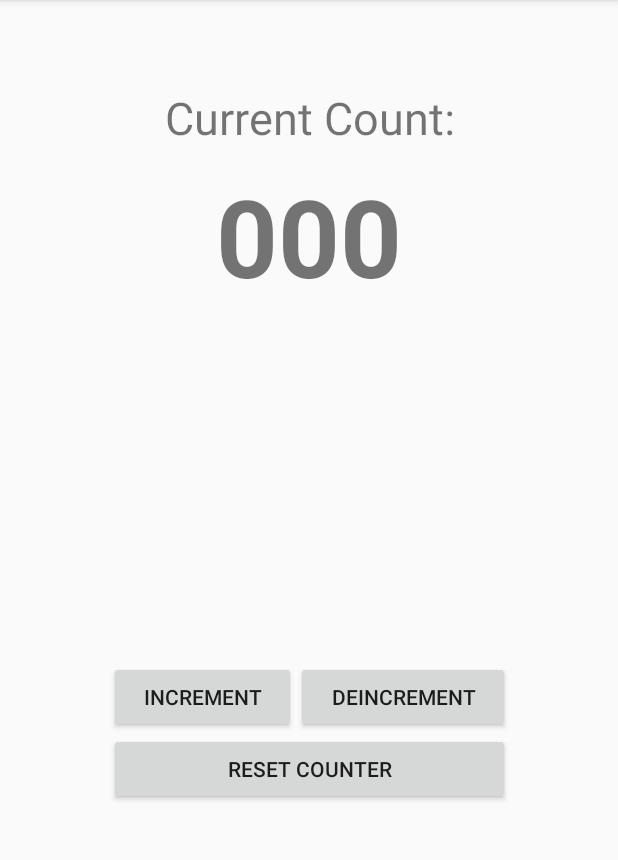
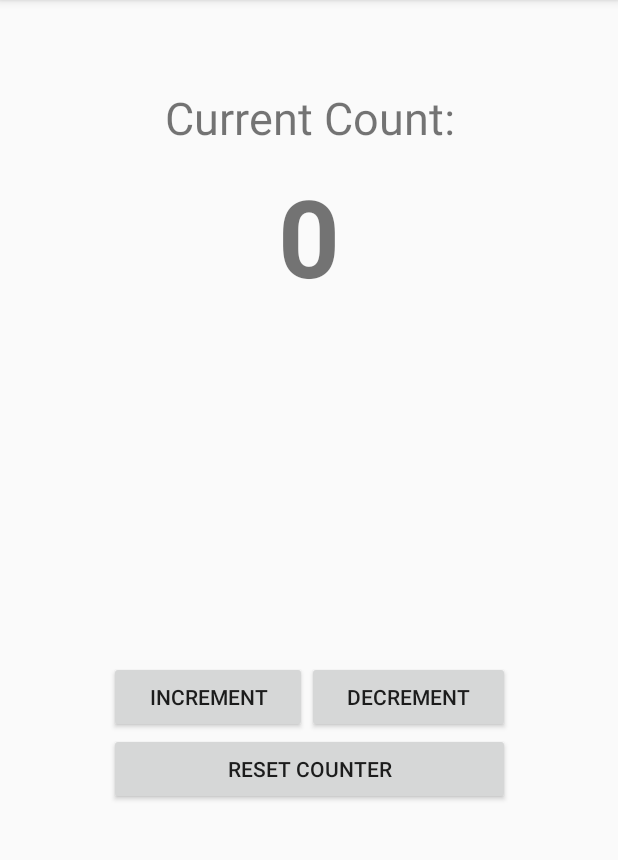
Before and after one commit to Johnnie843/ButtonCounterCooper, an Android app: the screen it shows after launch (MainActivity), on a phone screen of 412 x 824 dp, the part 84-944 px from its top. Run offline under Robolectric (Android 15) with nearby library versions, the phone set to English and light mode, and no system bars.

Commit message:
Took out hard coded strings and used res file string.xml

```diff
--- a/app/src/main/java/com/example/johnniecooper/button_counter_cooper/controller/MainActivity.java
+++ b/app/src/main/java/com/example/johnniecooper/button_counter_cooper/controller/MainActivity.java
@@ -27,7 +27,7 @@ public class MainActivity extends AppCompatActivity {
         incrementButton = (Button) this.findViewById(R.id.incrementButton);
         countView = (TextView) this.findViewById(R.id.currentCount);
         counter = new Counter();
-        countView.setText(countView.getText() + String.valueOf(00));
+
     }
 
     public void incrementCount(View view){
--- a/app/src/main/res/layout/activity_main.xml
+++ b/app/src/main/res/layout/activity_main.xml
@@ -31,7 +31,7 @@
                 android:layout_width="wrap_content"
                 android:layout_height="wrap_content"
                 android:layout_weight="1"
-                android:text="Increment"
+                android:text="@string/increment"
                 android:onClick="incrementCount"/>
 
             <Button
@@ -39,7 +39,7 @@
                 android:layout_width="wrap_content"
                 android:layout_height="wrap_content"
                 android:layout_weight="1"
-                android:text="Deincrement"
+                android:text="@string/decrement"
                 android:onClick="deincrementCount"/>/>
         </LinearLayout>
 
@@ -53,7 +53,7 @@
                 android:layout_width="wrap_content"
                 android:layout_height="wrap_content"
                 android:layout_weight="1"
-                android:text="Reset Counter"
+                android:text="@string/reset"
                 android:onClick="resetCount"/>/>
         </LinearLayout>
     </LinearLayout>
@@ -75,7 +75,7 @@
             android:id="@+id/currentCountText"
             android:layout_width="match_parent"
             android:layout_height="wrap_content"
-            android:text="Current Count:"
+            android:text="@string/currentCount"
             android:textAlignment="center"
             android:textSize="30sp" />
 
@@ -84,7 +84,7 @@
             android:layout_width="match_parent"
             android:layout_height="wrap_content"
             android:paddingTop="10dp"
-            android:text="00"
+            android:text="@string/initCounter"
             android:textAlignment="center"
             android:textAllCaps="false"
             android:textSize="72sp"
--- a/app/src/main/res/values/strings.xml
+++ b/app/src/main/res/values/strings.xml
@@ -1,3 +1,8 @@
 <resources>
     <string name="app_name">Button-Counter-Cooper</string>
+    <string name="currentCount">Current Count:</string>
+    <string name="initCounter">0</string>
+    <string name="increment">Increment</string>
+    <string name="decrement">Decrement</string>
+    <string name="reset">Reset Counter</string>
 </resources>
```
